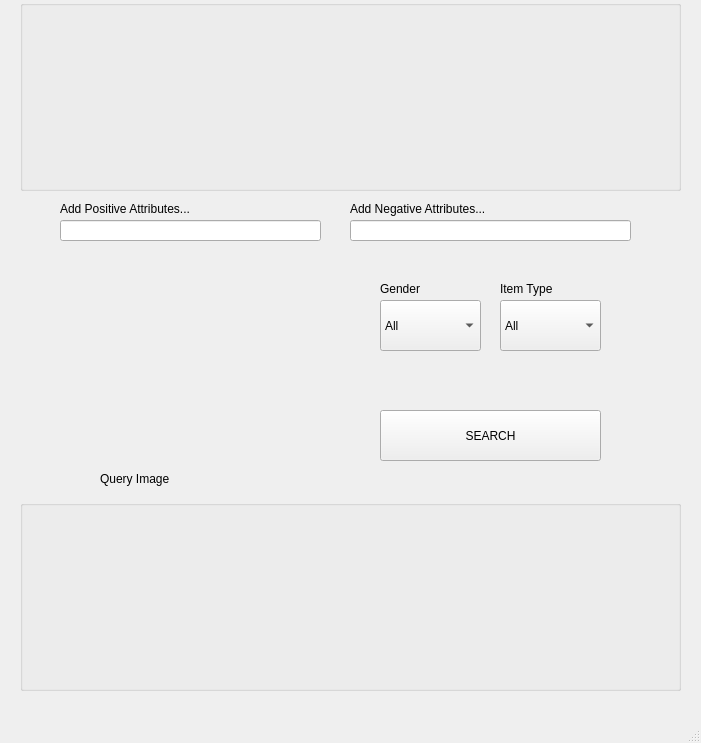
This is design.ui in Leon047/Nike-demo-launchpad as Qt 5 draws it before an edit. The edited form follows.
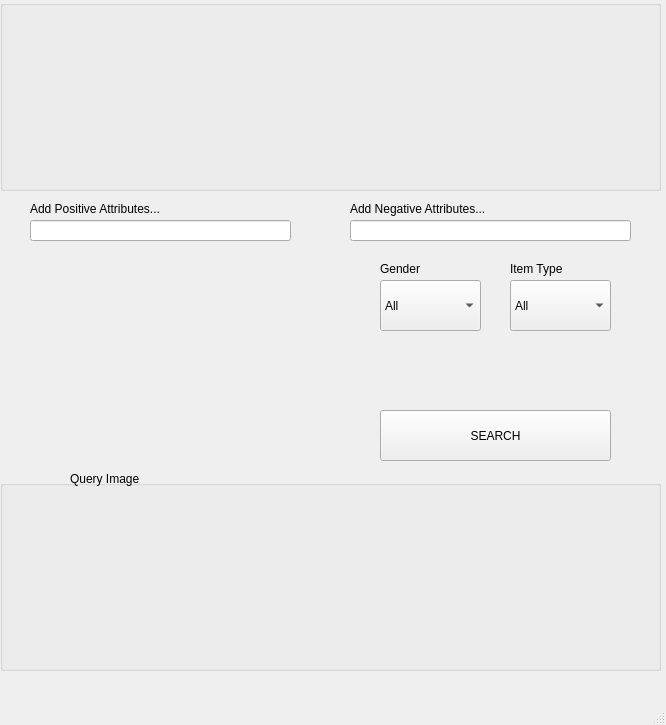
This is the edited form. Icons and pictures are not drawn.

What changed in the file:
```diff
--- a/design.ui
+++ b/design.ui
@@ -9,10 +9,15 @@
    <rect>
     <x>0</x>
     <y>0</y>
-    <width>701</width>
-    <height>743</height>
+    <width>666</width>
+    <height>725</height>
    </rect>
   </property>
+  <property name="font">
+   <font>
+    <italic>false</italic>
+   </font>
+  </property>
   <property name="windowTitle">
    <string>MainWindow</string>
   </property>
@@ -26,7 +31,7 @@
      <rect>
       <x>380</x>
       <y>410</y>
-      <width>221</width>
+      <width>231</width>
       <height>51</height>
      </rect>
     </property>
@@ -38,7 +43,7 @@
     <property name="geometry">
      <rect>
       <x>380</x>
-      <y>300</y>
+      <y>280</y>
       <width>101</width>
       <height>51</height>
      </rect>
@@ -67,8 +72,8 @@
    <widget class="QComboBox" name="comboBox_1">
     <property name="geometry">
      <rect>
-      <x>500</x>
-      <y>300</y>
+      <x>510</x>
+      <y>280</y>
       <width>101</width>
       <height>51</height>
      </rect>
@@ -92,7 +97,7 @@
    <widget class="QLineEdit" name="lineEdit">
     <property name="geometry">
      <rect>
-      <x>60</x>
+      <x>30</x>
       <y>220</y>
       <width>261</width>
       <height>21</height>
@@ -112,7 +117,7 @@
    <widget class="QGroupBox" name="groupBox">
     <property name="geometry">
      <rect>
-      <x>20</x>
+      <x>0</x>
       <y>0</y>
       <width>661</width>
       <height>191</height>
@@ -226,8 +231,8 @@
    <widget class="QGroupBox" name="groupBox_2">
     <property name="geometry">
      <rect>
-      <x>20</x>
-      <y>500</y>
+      <x>0</x>
+      <y>480</y>
       <width>661</width>
       <height>191</height>
      </rect>
@@ -334,10 +339,10 @@
    <widget class="QLabel" name="photo_5">
     <property name="geometry">
      <rect>
-      <x>100</x>
-      <y>260</y>
+      <x>70</x>
+      <y>250</y>
       <width>181</width>
-      <height>201</height>
+      <height>211</height>
      </rect>
     </property>
     <property name="text">
@@ -357,7 +362,7 @@
     <property name="geometry">
      <rect>
       <x>380</x>
-      <y>280</y>
+      <y>260</y>
       <width>61</width>
       <height>17</height>
      </rect>
@@ -378,8 +383,8 @@
    <widget class="QLabel" name="label_1">
     <property name="geometry">
      <rect>
-      <x>500</x>
-      <y>280</y>
+      <x>510</x>
+      <y>260</y>
       <width>67</width>
       <height>17</height>
      </rect>
@@ -388,23 +393,10 @@
      <string>Item Type</string>
     </property>
    </widget>
-   <widget class="QLabel" name="label_2">
-    <property name="geometry">
-     <rect>
-      <x>100</x>
-      <y>470</y>
-      <width>91</width>
-      <height>17</height>
-     </rect>
-    </property>
-    <property name="text">
-     <string>Query Image</string>
-    </property>
-   </widget>
    <widget class="QLabel" name="label_3">
     <property name="geometry">
      <rect>
-      <x>60</x>
+      <x>30</x>
       <y>200</y>
       <width>181</width>
       <height>17</height>
@@ -427,6 +419,19 @@
      <string>Add Negative Attributes...</string>
     </property>
    </widget>
+   <widget class="QLabel" name="label_2">
+    <property name="geometry">
+     <rect>
+      <x>70</x>
+      <y>470</y>
+      <width>91</width>
+      <height>17</height>
+     </rect>
+    </property>
+    <property name="text">
+     <string>Query Image</string>
+    </property>
+   </widget>
   </widget>
   <widget class="QMenuBar" name="menubar">
    <property name="geometry">
```
Left out of the diff: 2 changed lines with no effect on the pictures.
